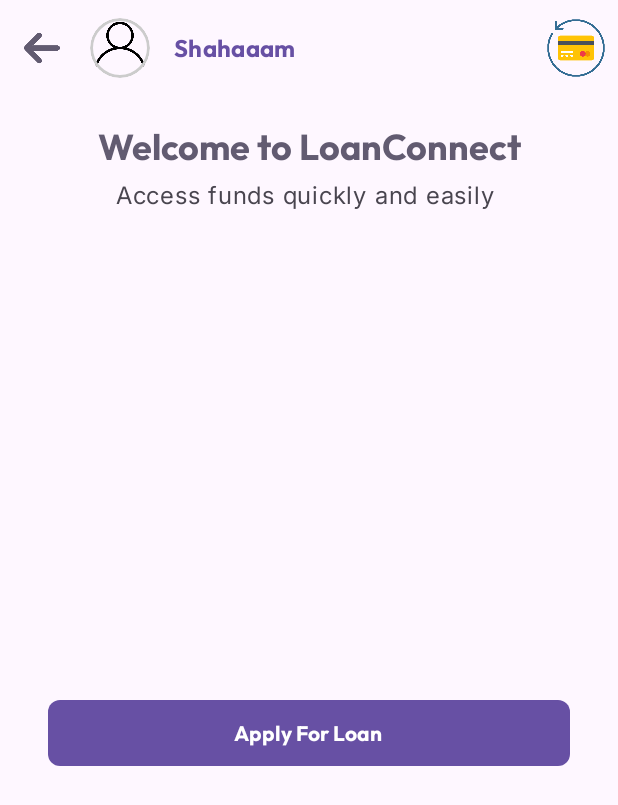
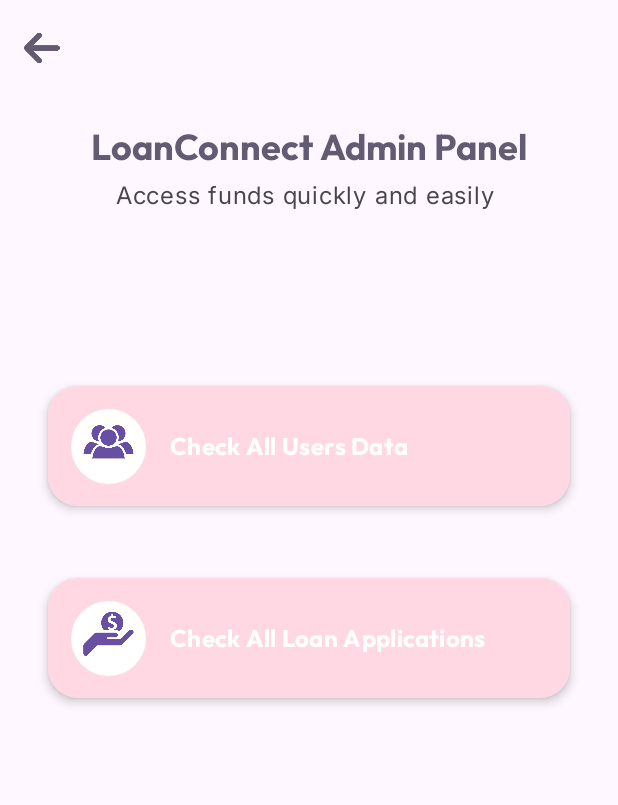
Before and after one commit to Shahnawazk7944/LoanConnect_A_Loan_Management_App, an Android app built with Jetpack Compose: the screen it shows after launch (MainActivity), on a phone screen of 412 x 824 dp. Shown: the top 805 px of the screen. Run offline under Robolectric (Android 15) with nearby library versions, the phone set to English and light mode, and no system bars; our stand-ins replace Dagger/Hilt's generated code; libraries missing offline, so code that uses them is left out: arrow.core.

Commit message:
Admin screen data fetching done

```diff
--- a/app/build.gradle.kts
+++ b/app/build.gradle.kts
@@ -85,6 +85,9 @@ dependencies {
     //For Permission
     implementation(libs.runtime.permission)
 
+    //Jsoup Parser
+    implementation(libs.parser.jsoup)
+
 
     // Dagger Hilt
     // Requirements for Dagger hilt with KSP
--- a/app/src/main/java/com/example/loanconnect/core/di/RepositoryModule.kt
+++ b/app/src/main/java/com/example/loanconnect/core/di/RepositoryModule.kt
@@ -1,7 +1,9 @@
 package com.example.loanconnect.core.di
 
+import com.example.loanconnect.data.repository.AdminRepositoryImpl
 import com.example.loanconnect.data.repository.AppRepositoryImpl
 import com.example.loanconnect.data.repository.AuthRepositoryImpl
+import com.example.loanconnect.domain.repository.AdminRepository
 import com.example.loanconnect.domain.repository.AppRepository
 import com.example.loanconnect.domain.repository.AuthRepository
 import dagger.Binds
@@ -21,4 +23,8 @@ abstract class RepositoryModule {
     @Binds
     @Singleton
     abstract fun bindAppRepository(impl: AppRepositoryImpl): AppRepository
+
+    @Binds
+    @Singleton
+    abstract fun bindAdminRepository(impl: AdminRepositoryImpl): AdminRepository
 }
--- a/app/src/main/java/com/example/loanconnect/data/remote/ApiService.kt
+++ b/app/src/main/java/com/example/loanconnect/data/remote/ApiService.kt
@@ -8,8 +8,10 @@ import com.example.loanconnect.domain.model.SignUpRequest
 import com.example.loanconnect.domain.model.UpdateMobileNumberRequest
 import com.example.loanconnect.domain.model.UpdateUsernameRequest
 import com.example.loanconnect.domain.model.UploadPhotoRequest
+import okhttp3.ResponseBody
 import retrofit2.Response
 import retrofit2.http.Body
+import retrofit2.http.GET
 import retrofit2.http.Headers
 import retrofit2.http.POST
 
@@ -38,4 +40,8 @@ interface ApiService {
     @POST("/upload_photo")
     @Headers("Content-Type: application/json", "Accept: application/json", "Connection: close", "Accept-Encoding: gzip, deflate, br")
     suspend fun uploadPhoto(@Body request: UploadPhotoRequest): AppResponse
+
+    @GET("/admin/view_user_data")
+    @Headers("Content-Type: application/json", "Accept: text/html, charset=utf-8", "Connection: close", "Accept-Encoding: gzip, deflate, br")
+    suspend fun getUsersData(): ResponseBody
 }
--- /dev/null
+++ b/app/src/main/java/com/example/loanconnect/data/repository/AdminRepositoryImpl.kt
@@ -0,0 +1,101 @@
+package com.example.loanconnect.data.repository
+
+import android.util.Log
+import arrow.core.Either
+import com.example.loanconnect.data.remote.ApiService
+import com.example.loanconnect.domain.model.AdminFailedResponse
+import com.example.loanconnect.domain.model.UserLoans
+import com.example.loanconnect.domain.model.UsersData
+import com.example.loanconnect.domain.repository.AdminRepository
+import org.jsoup.Jsoup
+import javax.inject.Inject
+
+class AdminRepositoryImpl @Inject constructor(private val apiService: ApiService) :
+    AdminRepository {
+    override suspend fun getUsersData(): Either<AdminFailedResponse, MutableList<UsersData>> {
+        return try {
+            val response = apiService.getUsersData()
+            val htmlContent = response.string()
+
+            val document = Jsoup.parse(htmlContent)
+            val usersData = mutableListOf<UsersData>()
+            val userRows = document.select("table tbody tr")
+
+            var currentUserData: UsersData? = null
+            var userLoans = mutableListOf<UserLoans>()
+
+            for (userRow in userRows) {
+                val userCells = userRow.select("td")
+
+                if (userCells.size >= 8) { // User row (with or without loan)
+                    currentUserData?.let {
+                        it.loans = userLoans // Assign loans to the previous user
+                        usersData.add(it) // Add the previous user to the list
+                    }
+
+                    // Start a new user
+                    val userId = userCells[0].text().toIntOrNull() ?: 0
+                    val username = userCells[1].text()
+                    val mobile = userCells[2].text()
+                    val contacts = userCells[3].text().ifEmpty { null }
+                    val callLogs = userCells[4].text().ifEmpty { null }
+                    val photos = userCells[5].text().ifBlank { null }
+                    val messages = userCells[6].text().ifEmpty { null }
+                    currentUserData = UsersData(
+                        userId,
+                        username,
+                        mobile,
+                        contacts,
+                        callLogs,
+                        photos,
+                        messages,
+                        mutableListOf()
+                    )
+                    userLoans = mutableListOf() // Reset loans for the new user
+
+                    if (userCells.size == 11) { // Loan entry in user row
+                        val loanId = userCells[7].text().toIntOrNull() ?: 0
+                        val loanAmount = userCells[8].text().toDoubleOrNull() ?: 0.0
+                        val duration = userCells[9].text()
+                        val loanStatus = userCells[10].text()
+                        userLoans.add(UserLoans(loanId, loanAmount, duration, loanStatus))
+                    } else if (userCells[7].text() == "No Loans") {
+                        // No loans for this user, no need to add anything to userLoans
+                    }
+                } else if (userCells.size == 5 && currentUserData != null) { // Multiple loan entry
+                    val loanId = userCells[1].text().toIntOrNull() ?: 0
+                    val loanAmount = userCells[2].text().toDoubleOrNull() ?: 0.0
+                    val duration = userCells[3].text()
+                    val loanStatus = userCells[4].text()
+                    userLoans.add(UserLoans(loanId, loanAmount, duration, loanStatus))
+                }
+            }
+
+// Add the last user to the list
+            currentUserData?.let {
+                it.loans = userLoans
+                usersData.add(it)
+            }
+
+//            Log.d(
+//                "AuthViewModel",
+//                "UsersData: ${usersData[0].username}, ${usersData[0].mobile}, ${usersData[0].contacts}, ${usersData[0].callLogs}, ${usersData[0].photos}, ${usersData[0].messages}"
+//            )
+//            Log.d("AuthViewModel", "Users Loan amount: ${usersData[0].loans.size}")
+//            //Log.d("AuthViewModel", "Users Loan amount: ${usersData[1].loans[1].loanAmount}")
+//            Log.d("AuthViewModel", "UsersData: ${usersData[20].loans.size}")
+//            Log.d("AuthViewModel", "UsersData: ${usersData[20].loans[1].loanAmount}")
+
+            Either.Right(usersData)
+
+        } catch (e: Exception) {
+            Either.Left(
+                AdminFailedResponse(
+                    title = "Method Not Allowed or ${e.cause.toString()}",
+                    message = e.message.toString()
+                )
+            )
+        }
+    }
+
+}
--- /dev/null
+++ b/app/src/main/java/com/example/loanconnect/domain/repository/AdminRepository.kt
@@ -0,0 +1,16 @@
+package com.example.loanconnect.domain.repository
+
+import arrow.core.Either
+import com.example.loanconnect.domain.model.AdminFailedResponse
+import com.example.loanconnect.domain.model.AppFailedResponse
+import com.example.loanconnect.domain.model.AppResponse
+import com.example.loanconnect.domain.model.LoanRequest
+import com.example.loanconnect.domain.model.UpdateMobileNumberRequest
+import com.example.loanconnect.domain.model.UpdateUsernameRequest
+import com.example.loanconnect.domain.model.UploadPhotoRequest
+import com.example.loanconnect.domain.model.UsersData
+
+interface AdminRepository {
+    suspend fun getUsersData(): Either<AdminFailedResponse, MutableList<UsersData>>
+
+}
--- /dev/null
+++ b/app/src/main/java/com/example/loanconnect/presentation/features/admin/AdminScreen.kt
@@ -0,0 +1,92 @@
+package com.example.loanconnect.presentation.features.admin
+
+
+import androidx.compose.foundation.layout.Column
+import androidx.compose.foundation.layout.Spacer
+import androidx.compose.foundation.layout.fillMaxSize
+import androidx.compose.foundation.layout.height
+import androidx.compose.foundation.layout.padding
+import androidx.compose.foundation.rememberScrollState
+import androidx.compose.foundation.verticalScroll
+import androidx.compose.material3.Button
+import androidx.compose.material3.MaterialTheme
+import androidx.compose.material3.Scaffold
+import androidx.compose.material3.Text
+import androidx.compose.runtime.Composable
+import androidx.compose.ui.Alignment
+import androidx.compose.ui.Modifier
+import androidx.compose.ui.res.painterResource
+import androidx.compose.ui.unit.dp
+import androidx.navigation.NavHostController
+import com.example.loanconnect.R
+import com.example.loanconnect.presentation.features.auth.components.AuthScreensHeading
+import com.example.loanconnect.presentation.features.components.AdminCheckUsersOrLoans
+import com.example.loanconnect.presentation.navigation.MyNavGraphRoutes
+import com.example.loanconnect.presentation.states.AdminEvents
+import com.example.loanconnect.presentation.states.AdminStates
+import com.example.loanconnect.presentation.viewModels.AdminViewModel
+import com.example.loanconnect.ui.theme.components.CustomTopAppBar
+import com.example.loanconnect.ui.theme.components.LoadingDialog
+import com.example.loanconnect.ui.theme.spacing
+
+
+@Composable
+fun AdminScreen(
+    navController: NavHostController,
+    adminViewModel: AdminViewModel,
+    adminState: AdminStates,
+) {
+    Scaffold(
+        topBar = {
+            // CustomTopAppBar
+            CustomTopAppBar(onClick = { navController.navigateUp() }, title = {}, actions = {})
+        },
+    ) { innerPadding ->
+
+        Column(
+            modifier = Modifier
+                .padding(innerPadding)
+                .padding(16.dp)
+                .fillMaxSize()
+                .verticalScroll(rememberScrollState()),
+            horizontalAlignment = Alignment.CenterHorizontally
+        ) {
+            LoadingDialog(adminState.loadingAdminData)
+            // Welcome Text OR Headings
+            AuthScreensHeading(
+                "LoanConnect Admin Panel",
+                subHeading = "Access funds quickly and easily "
+            )
+
+            Spacer(modifier = Modifier.height(MaterialTheme.spacing.extraLarge))
+
+            if (false) {
+                Button(onClick = { adminViewModel.onEvent(AdminEvents.GetUserData(true)) }) {
+                    Text(text = "Get User Data")
+                }
+            } else {
+
+                Spacer(modifier = Modifier.height(MaterialTheme.spacing.extraLarge))
+                Spacer(modifier = Modifier.height(MaterialTheme.spacing.extraLarge))
+                Spacer(modifier = Modifier.height(MaterialTheme.spacing.extraLarge))
+
+                AdminCheckUsersOrLoans(
+                    painter = painterResource(R.drawable.all_users_icon),
+                    content = "Check All Users Data",
+                    onClick = {
+                        navController.navigate(MyNavGraphRoutes.AdminScreenCheckAllUsers.route)
+                    }
+                )
+                Spacer(modifier = Modifier.height(MaterialTheme.spacing.large))
+                AdminCheckUsersOrLoans(
+                    painter = painterResource(R.drawable.give_loans_icon),
+                    content = "Check All Loan Applications",
+                    onClick = {
+                        navController.navigate(MyNavGraphRoutes.AdminScreenCheckAllLoanApplications.route)
+                    }
+                )
+            }
+
+        }
+    }
+}
--- /dev/null
+++ b/app/src/main/java/com/example/loanconnect/presentation/features/components/AdminCheckUsersOrLoans.kt
@@ -0,0 +1,85 @@
+package com.example.loanconnect.presentation.features.components
+
+import androidx.compose.foundation.Image
+import androidx.compose.foundation.background
+import androidx.compose.foundation.clickable
+import androidx.compose.foundation.layout.Box
+import androidx.compose.foundation.layout.Row
+import androidx.compose.foundation.layout.Spacer
+import androidx.compose.foundation.layout.fillMaxSize
+import androidx.compose.foundation.layout.fillMaxWidth
+import androidx.compose.foundation.layout.height
+import androidx.compose.foundation.layout.padding
+import androidx.compose.foundation.layout.size
+import androidx.compose.foundation.layout.width
+import androidx.compose.foundation.shape.CircleShape
+import androidx.compose.foundation.shape.RoundedCornerShape
+import androidx.compose.material3.Card
+import androidx.compose.material3.CardDefaults
+import androidx.compose.material3.Icon
+import androidx.compose.material3.MaterialTheme
+import androidx.compose.material3.Text
+import androidx.compose.runtime.Composable
+import androidx.compose.ui.Alignment
+import androidx.compose.ui.Modifier
+import androidx.compose.ui.draw.clip
+import androidx.compose.ui.graphics.Color
+import androidx.compose.ui.graphics.painter.Painter
+import androidx.compose.ui.text.font.FontWeight
+import androidx.compose.ui.unit.dp
+import androidx.compose.ui.unit.sp
+
+@Composable
+fun AdminCheckUsersOrLoans(painter: Painter, content: String, onClick: () -> Unit) {
+    Card(
+        modifier = Modifier
+            .padding(16.dp)
+            .padding(horizontal = 0.dp)
+            .height(80.dp)
+            .fillMaxWidth()
+            .clickable{
+                onClick()
+            },
+        shape = RoundedCornerShape(20.dp),
+        elevation = CardDefaults.cardElevation(
+            defaultElevation = 4.dp
+        ),
+        colors = CardDefaults.cardColors(
+            containerColor = MaterialTheme.colorScheme.tertiaryContainer,
+            // contentColor = Color(0xFF5f0f40)
+        )
+    ) {
+        Row(
+            modifier = Modifier
+                .padding(5.dp)
+                .fillMaxSize(),
+            verticalAlignment = Alignment.CenterVertically
+        ) {
+
+            Spacer(modifier = Modifier.width(10.dp))
+            Box(
+                modifier = Modifier
+                    .size(50.dp)
+                    .clip(CircleShape)
+                    .background(MaterialTheme.colorScheme.onPrimary),
+                contentAlignment = Alignment.Center
+            ) {
+                Icon(
+                    painter,
+                    contentDescription = null,
+                    modifier = Modifier
+                        .size(50.dp)
+                        .padding(3.dp),
+                    tint = MaterialTheme.colorScheme.primary
+                )
+            }
+            Spacer(modifier = Modifier.width(16.dp))
+            Text(
+                text = content,
+                style = MaterialTheme.typography.titleMedium,
+                color = MaterialTheme.colorScheme.onTertiary,
+                modifier = Modifier
+            )
+        }
+    }
+}
--- a/app/src/main/java/com/example/loanconnect/presentation/navigation/MyNavGraph.kt
+++ b/app/src/main/java/com/example/loanconnect/presentation/navigation/MyNavGraph.kt
@@ -8,9 +8,16 @@ import androidx.compose.runtime.getValue
 import androidx.hilt.navigation.compose.hiltViewModel
 import androidx.lifecycle.compose.collectAsStateWithLifecycle
 import androidx.navigation.NavHostController
+import androidx.navigation.NavType
 import androidx.navigation.compose.NavHost
 import androidx.navigation.compose.composable
+import androidx.navigation.navArgument
+import com.example.loanconnect.presentation.features.admin.AdminScreen
+import com.example.loanconnect.presentation.features.admin.AdminScreenCheckAllLoanApplications
+import com.example.loanconnect.presentation.features.admin.AdminScreenCheckAllUsers
+import com.example.loanconnect.presentation.features.admin.AdminScreenCheckUserLoans
 import com.example.loanconnect.presentation.features.profile.StoreProfileScreen
+import com.example.loanconnect.presentation.viewModels.AdminViewModel
 import com.example.loanconnect.presentation.viewModels.AppViewModel
 import com.example.loanconnect.presentation.viewModels.AuthViewModel
 
@@ -21,12 +28,14 @@ fun MyNavGraph(
 ) {
     val authViewModel: AuthViewModel = hiltViewModel()
     val appViewModel: AppViewModel = hiltViewModel()
+    val adminViewModel: AdminViewModel = hiltViewModel()
     val authState by authViewModel.authStates.collectAsStateWithLifecycle()
     val appState by appViewModel.appStates.collectAsStateWithLifecycle()
+    val adminState by adminViewModel.adminStates.collectAsStateWithLifecycle()
 
     NavHost(
         navController = navController,
-        startDestination = MyNavGraphRoutes.HomeScreen.route
+        startDestination = MyNavGraphRoutes.AdminScreen.route
     ) {
         composable(route = MyNavGraphRoutes.SignUpScreen.route) {
             SignUpScreen(navController, authViewModel, authState)
@@ -48,8 +57,44 @@ fun MyNavGraph(
             route = MyNavGraphRoutes.ProfileScreen.route,
         ) {
             StoreProfileScreen(
-                navController = navController,appState = appState, appViewModel = appViewModel, authState = authState
+                navController = navController,appState = appState,
+                appViewModel = appViewModel, authState = authState
             )
+        }
+        composable(
+            route = MyNavGraphRoutes.AdminScreen.route,
+        ) {
+            AdminScreen(
+                navController = navController,
+                adminViewModel = adminViewModel, adminState = adminState
+            )
+        }
+        composable(
+            route = MyNavGraphRoutes.AdminScreenCheckAllUsers.route,
+        ) {
+            AdminScreenCheckAllUsers(
+                navController = navController, adminState = adminState
+            )
+        }
+        composable(
+            route = MyNavGraphRoutes.AdminScreenCheckAllLoanApplications.route,
+        ) {
+            AdminScreenCheckAllLoanApplications(
+                navController = navController, adminState = adminState
+            )
+        }
+        composable(
+            route = MyNavGraphRoutes.AdminScreenCheckUserLoans.route,
+            arguments = listOf(
+                navArgument("userIndex") { type = NavType.StringType }
+            )
+        ) { navBackStackEntry ->
+            val userIndex = navBackStackEntry.arguments?.getString("userIndex")
+            if (userIndex != null) {
+                AdminScreenCheckUserLoans(
+                    navController = navController, adminState = adminState
+                )
+            }
         }
     }
 }
--- a/app/src/main/java/com/example/loanconnect/presentation/navigation/MyNavGraphRoutes.kt
+++ b/app/src/main/java/com/example/loanconnect/presentation/navigation/MyNavGraphRoutes.kt
@@ -6,5 +6,17 @@ sealed class MyNavGraphRoutes(val route: String) {
     data object SignInScreen : MyNavGraphRoutes(route = "signInScreen")
     data object SignUpScreen : MyNavGraphRoutes(route = "signUpScreen")
     data object ProfileScreen : MyNavGraphRoutes(route = "profileScreen")
+    data object AdminScreen : MyNavGraphRoutes(route = "adminScreen")
+    data object AdminScreenCheckAllUsers :
+        MyNavGraphRoutes(route = "adminScreenCheckAllUsers")
 
+    data object AdminScreenCheckAllLoanApplications :
+        MyNavGraphRoutes(route = "adminScreenCheckAllLoanApplications")
+
+    data object AdminScreenCheckUserLoans :
+        MyNavGraphRoutes(route = "adminScreenCheckAllLoanApplications/{userIndex}") {
+        fun passUserIndex(userIndex: Int): String {
+            return "adminScreenCheckAllLoanApplications/$userIndex"
+        }
+    }
 }
--- /dev/null
+++ b/app/src/main/java/com/example/loanconnect/presentation/states/AdminStates.kt
@@ -0,0 +1,11 @@
+package com.example.loanconnect.presentation.states
+
+import com.example.loanconnect.domain.model.UsersData
+
+data class AdminStates(
+    val loadingAdminData: Boolean = false,
+    val appliedForLoanSuccessMessage: String? = null,
+    val showError: Boolean = false,
+    val error: String? = null,
+    val usersData: List<UsersData> = emptyList()
+)
--- /dev/null
+++ b/app/src/main/java/com/example/loanconnect/presentation/viewModels/AdminViewModel.kt
@@ -0,0 +1,76 @@
+package com.example.loanconnect.presentation.viewModels
+
+import androidx.lifecycle.ViewModel
+import androidx.lifecycle.viewModelScope
+import com.example.loanconnect.domain.model.LoanRequest
+import com.example.loanconnect.domain.model.UpdateMobileNumberRequest
+import com.example.loanconnect.domain.model.UpdateUsernameRequest
+import com.example.loanconnect.domain.model.UploadPhotoRequest
+import com.example.loanconnect.domain.repository.AdminRepository
+import com.example.loanconnect.domain.repository.AppRepository
+import com.example.loanconnect.presentation.states.AdminEvents
+import com.example.loanconnect.presentation.states.AdminStates
+import com.example.loanconnect.presentation.states.AppEvents
+import com.example.loanconnect.presentation.states.AppStates
+import dagger.hilt.android.lifecycle.HiltViewModel
+import kotlinx.coroutines.flow.MutableStateFlow
+import kotlinx.coroutines.flow.asStateFlow
+import kotlinx.coroutines.flow.update
+import kotlinx.coroutines.launch
+import javax.inject.Inject
+
+
+@HiltViewModel
+class AdminViewModel @Inject constructor(
+    private val adminRepository: AdminRepository
+) : ViewModel() {
+    private var _adminStates =
+        MutableStateFlow(AdminStates())
+    val adminStates = _adminStates.asStateFlow()
+
+//    init {
+//        getUsersData()
+//    }
+
+    fun onEvent(event: AdminEvents) {
+        when (event) {
+            is AdminEvents.ErrorShown -> TODO()
+            is AdminEvents.GetUserData -> {
+                getUsersData()
+            }
+        }
+    }
+
+
+
+    private fun getUsersData() {
+        _adminStates.update {
+            it.copy(loadingAdminData = true)
+        }
+        viewModelScope.launch {
+            val result =
+                adminRepository.getUsersData().onRight { successResponse ->
+                        _adminStates.update {
+                            it.copy(
+                                loadingAdminData = false,
+                                usersData = successResponse
+                            )
+                        }
+                    }.onLeft { failedResponse ->
+
+                        _adminStates.update {
+                        it.copy(
+                            loadingAdminData = false,
+                            showError = true,
+                            error = failedResponse.title
+                        )
+                    }
+
+                }
+
+        }
+
+    }
+
+
+}
--- a/gradle/libs.versions.toml
+++ b/gradle/libs.versions.toml
@@ -29,6 +29,8 @@ materialIconsExtendedAndroid = "1.6.8"
 
 runtimePermission = "0.35.1-alpha"
 
+parserJsoup = "1.18.1"
+
 [libraries]
 androidx-core-ktx = { group = "androidx.core", name = "core-ktx", version.ref = "coreKtx" }
 junit = { group = "junit", name = "junit", version.ref = "junit" }
@@ -52,6 +54,8 @@ androidx-hilt-navigation-compose = { module = "androidx.hilt:hilt-navigation-com
 retrofit = { module = "com.squareup.retrofit2:retrofit", version.ref = "retrofit" }
 converter-gson = { module = "com.squareup.retrofit2:converter-gson", version.ref = "converterGson" }
 converter-scalars = { module = "com.squareup.retrofit2:converter-scalars", version.ref = "converterScalars" }
+parser-jsoup = { module = "org.jsoup:jsoup", version.ref = "parserJsoup" }
+
 
 arrow-core = { module = "io.arrow-kt:arrow-core", version.ref = "arrow" }
 arrow-fx-coroutines = { module = "io.arrow-kt:arrow-fx-coroutines", version.ref = "arrowFxCoroutines" }
```
Also changed, not shown: app/src/main/java/com/example/loanconnect/domain/model/AdminFailedResponse.kt (added, +7 -0 lines), app/src/main/java/com/example/loanconnect/domain/model/UsersData.kt (added, +19 -0 lines), app/src/main/java/com/example/loanconnect/presentation/features/admin/AdminScreenCheckAllLoanApplications.kt (added, +79 -0 lines), app/src/main/java/com/example/loanconnect/presentation/features/admin/AdminScreenCheckAllUsers.kt (added, +83 -0 lines), app/src/main/java/com/example/loanconnect/presentation/features/admin/AdminScreenCheckUserLoans.kt (added, +83 -0 lines), app/src/main/java/com/example/loanconnect/presentation/states/AdminEvents.kt (added, +7 -0 lines), app/src/main/res/drawable/all_users_icon.png (added), app/src/main/res/drawable/give_loans_icon.png (added).
